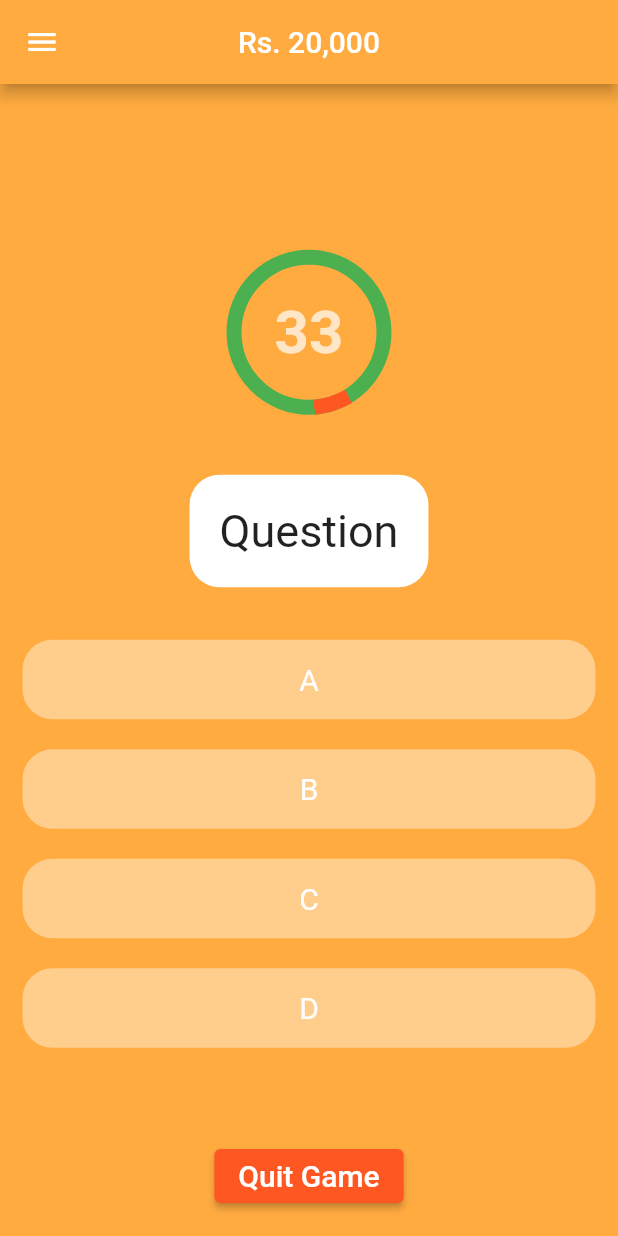
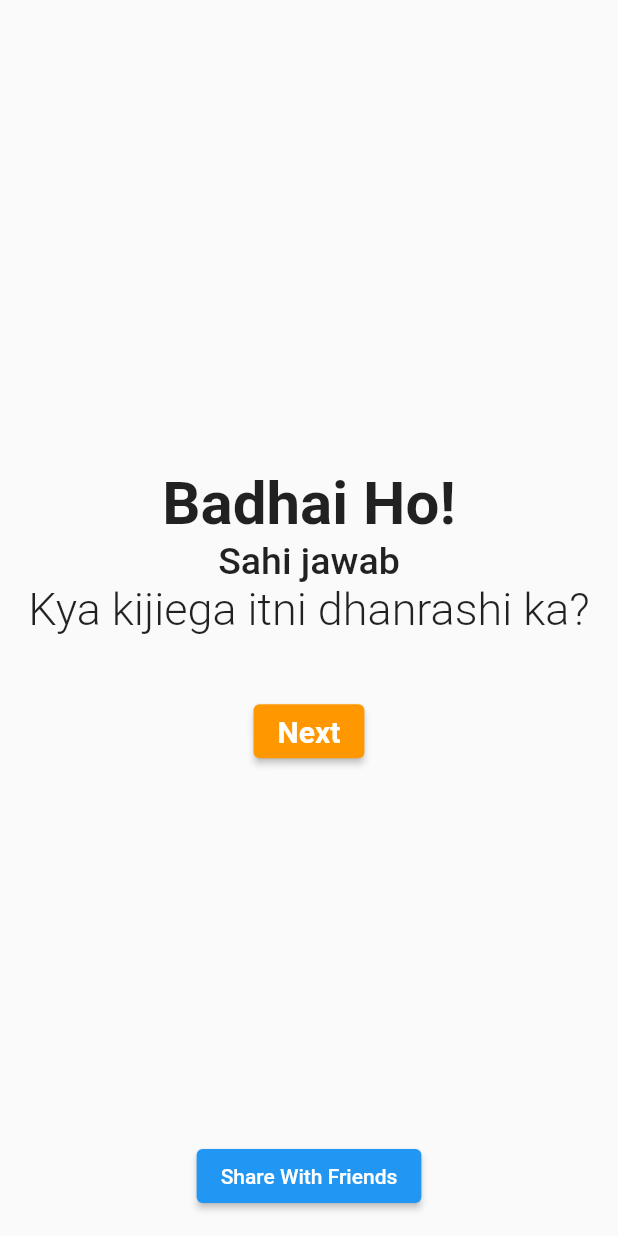
Before and after one commit to YuvrajSingh3110/Flutter_Quiz_App, a Flutter app: the screen it shows after launch, on a phone screen of 412 x 824 dp. Run offline on Flutter 3.47's test engine with Material 2 defaults, Android fonts, the phone set to English and light mode, and no system bars; drawn by our look-alikes of overlay_support; our stand-ins replace carousel_slider, cloud_firestore, confetti, firebase_auth, firebase_core, flutter_signin_button and 3 more; accounts and stored records are empty.

Commit message:
made winner screen with animation

```diff
--- a/lib/main.dart
+++ b/lib/main.dart
@@ -5,6 +5,7 @@
 import 'package:quiz_app/views/home.dart';
 import 'package:quiz_app/views/quiz_intro.dart';
 import 'package:quiz_app/views/quiz_ques.dart';
+import 'package:quiz_app/views/winner.dart';
 
 Future <void> main() async{
   WidgetsFlutterBinding.ensureInitialized();
@@ -22,7 +23,7 @@
       child: MaterialApp(
         debugShowCheckedModeBanner: false,
         title: 'Flutter Demo',
-        home: QuizQues(),
+        home: Winner(),
       ),
     );
   }
--- a/lib/views/winner.dart
+++ b/lib/views/winner.dart
@@ -0,0 +1,95 @@
+import 'dart:math';
+
+import 'package:flutter/material.dart';
+import 'package:confetti/confetti.dart';
+
+class Winner extends StatefulWidget {
+  const Winner({Key? key}) : super(key: key);
+
+  @override
+  State<Winner> createState() => _WinnerState();
+}
+
+class _WinnerState extends State<Winner> {
+  late ConfettiController confettiController;
+
+  @override
+  void initState() {
+    // TODO: implement initState
+    super.initState();
+    setState(() {
+      initController();
+    });
+    confettiController.play();
+  }
+
+  void initController() {
+    confettiController =
+        ConfettiController(duration: const Duration(seconds: 3));
+  }
+
+  @override
+  Widget build(BuildContext context) {
+    return Scaffold(
+      floatingActionButton: ElevatedButton(
+        onPressed: () {  },
+        child: const Text("Share With Friends"),
+      ),
+      floatingActionButtonLocation: FloatingActionButtonLocation.centerFloat,
+      body: Stack(
+        children: [
+          Container(
+            alignment: Alignment.center,
+            child: Column(
+              mainAxisAlignment: MainAxisAlignment.center,
+              children: [
+                const Text(
+                  "Badhai Ho!",
+                  style: TextStyle(fontSize: 40, fontWeight: FontWeight.bold),
+                ),
+                const Text(
+                  "Sahi jawab",
+                  style: TextStyle(fontSize: 25, fontWeight: FontWeight.w500),
+                ),
+                const Text(
+                  "Kya kijiega itni dhanrashi ka?",
+                  style: TextStyle(fontSize: 30, fontWeight: FontWeight.w300),
+                  textAlign: TextAlign.center,
+                ),
+                const SizedBox(
+                  height: 40,
+                ),
+                ElevatedButton(
+                  style: ElevatedButton.styleFrom(backgroundColor: Colors.orange),
+                  child: const Text(
+                    "Next",
+                    style: TextStyle(fontSize: 20, fontWeight: FontWeight.bold),
+                  ),
+                  onPressed: () {},
+                ),
+              ],
+            ),
+          ),
+          buildConfettiWidget(confettiController, pi / 2)
+        ],
+      ),
+    );
+  }
+
+  Align buildConfettiWidget(controller, double blastDirection) {
+    return Align(
+        alignment: Alignment.topCenter,
+        child: ConfettiWidget(
+          maximumSize: const Size(30, 30),
+          shouldLoop: false,
+          confettiController: controller,
+          blastDirection: blastDirection,
+          blastDirectionality: BlastDirectionality.explosive,
+          maxBlastForce: 20,
+          minBlastForce: 10,
+          emissionFrequency: 0.1,
+          numberOfParticles: 8,
+          gravity: 0.4,
+        ));
+  }
+}
--- a/pubspec.yaml
+++ b/pubspec.yaml
@@ -44,6 +44,7 @@
   internet_connection_checker: any
   overlay_support: any
   carousel_slider: any
+  confetti: any
 
 dev_dependencies:
   flutter_test:
```
Also changed, not shown: pubspec.lock.
